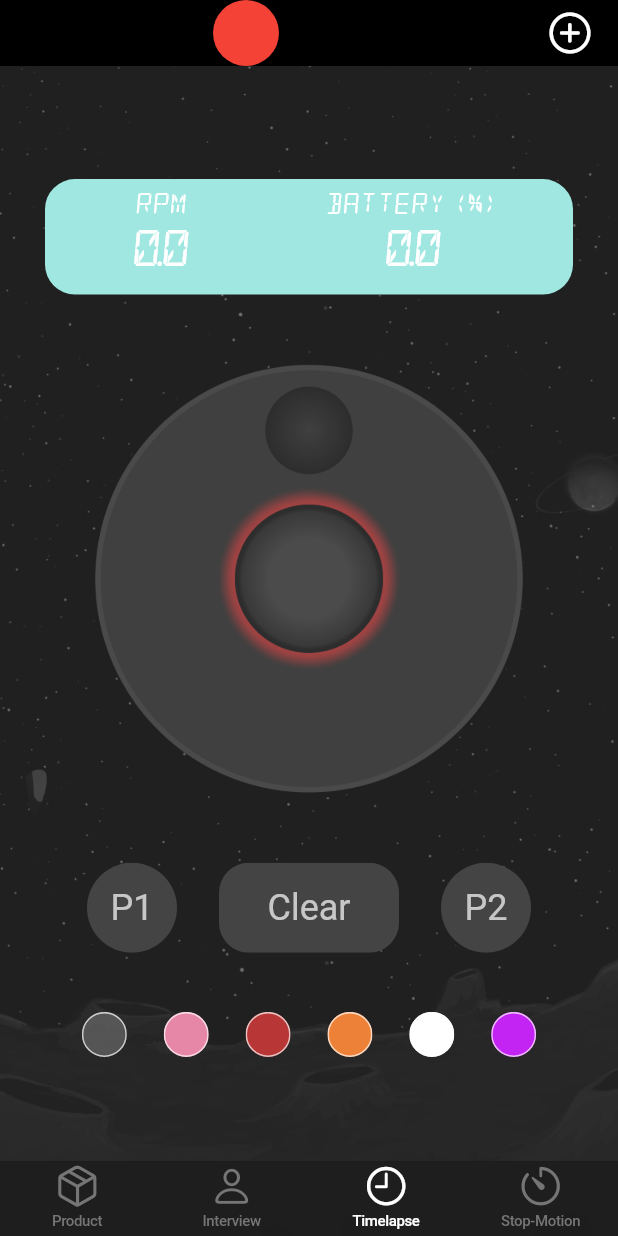
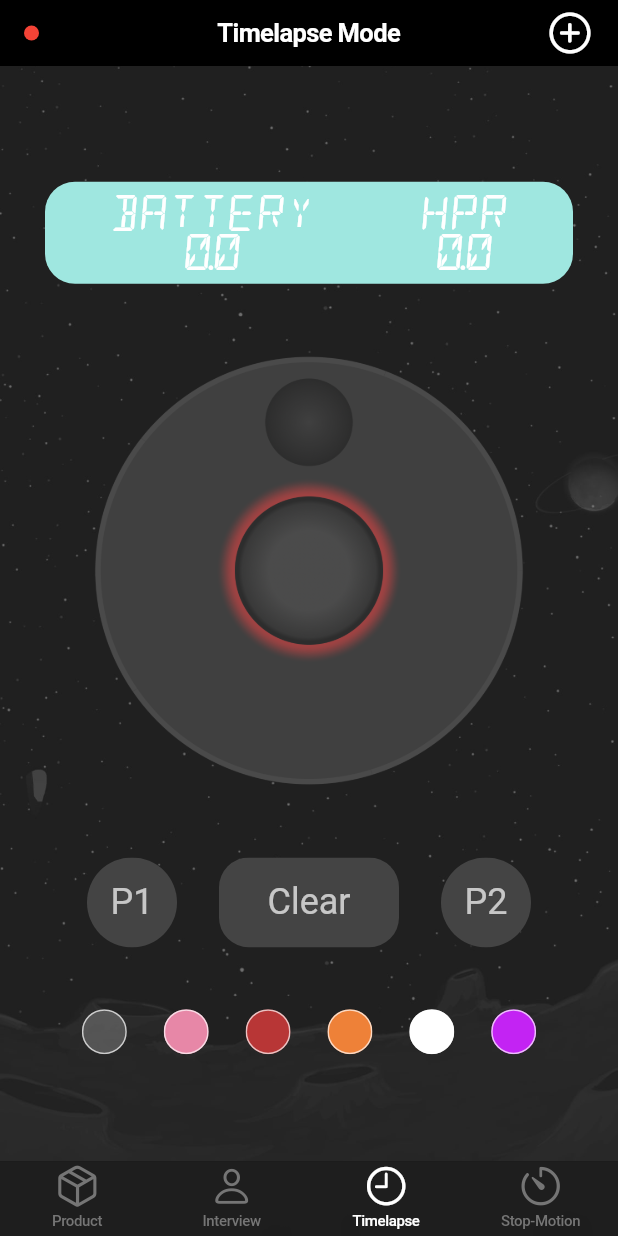
Before and after one commit to A1029384756/orbit_app, a Flutter app: the screen it shows after launch, item 3 of the bottom bar chosen, on a phone screen of 412 x 824 dp. Run offline on Flutter 3.47's test engine with Material 2 defaults, Android fonts, the phone set to English and light mode, and no system bars.

Commit message:
Begin readout rework

```diff
--- a/lib/mode_screens/interviewmode.dart
+++ b/lib/mode_screens/interviewmode.dart
@@ -28,8 +28,10 @@ class InterviewMode extends StatelessWidget {
             mainAxisAlignment: MainAxisAlignment.spaceEvenly,
             children: [
               Consumer<MotorInterface>(
-                builder: (context, value, child) =>
-                    Readout(battery: value.batteryPercent, rpm: value.speed),
+                builder: (context, value, child) => Readout(
+                    mode: value.currentMode,
+                    battery: value.batteryPercent,
+                    rpm: value.speed),
               ),
               Consumer<MotorInterface>(
                 builder: (context, value, child) => Dial(
--- a/lib/mode_screens/productmode.dart
+++ b/lib/mode_screens/productmode.dart
@@ -28,8 +28,10 @@ class ProductMode extends StatelessWidget {
             mainAxisAlignment: MainAxisAlignment.spaceEvenly,
             children: [
               Consumer<MotorInterface>(
-                builder: (context, value, child) =>
-                    Readout(battery: value.batteryPercent, rpm: value.speed),
+                builder: (context, value, child) => Readout(
+                    mode: value.currentMode,
+                    battery: value.batteryPercent,
+                    rpm: value.speed),
               ),
               Consumer<MotorInterface>(
                 builder: (context, value, child) => Dial(
--- a/lib/mode_screens/stopmotionmode.dart
+++ b/lib/mode_screens/stopmotionmode.dart
@@ -27,8 +27,10 @@ class StopmotionMode extends StatelessWidget {
             mainAxisAlignment: MainAxisAlignment.spaceEvenly,
             children: [
               Consumer<MotorInterface>(
-                builder: (context, value, child) =>
-                    Readout(battery: value.batteryPercent, rpm: value.speed),
+                builder: (context, value, child) => Readout(
+                    mode: value.currentMode,
+                    battery: value.batteryPercent,
+                    rpm: value.speed),
               ),
               Consumer<MotorInterface>(
                 builder: (context, value, child) => Dial(
--- a/lib/mode_screens/timelapsemode.dart
+++ b/lib/mode_screens/timelapsemode.dart
@@ -28,8 +28,10 @@ class TimelapseMode extends StatelessWidget {
             mainAxisAlignment: MainAxisAlignment.spaceEvenly,
             children: [
               Consumer<MotorInterface>(
-                builder: (context, value, child) =>
-                    Readout(battery: value.batteryPercent, rpm: value.speed),
+                builder: (context, value, child) => Readout(
+                    mode: value.currentMode,
+                    battery: value.batteryPercent,
+                    rpm: value.speed),
               ),
               Consumer<MotorInterface>(
                 builder: (context, value, child) => Dial(
--- a/lib/ui_elements/connectbutton.dart
+++ b/lib/ui_elements/connectbutton.dart
@@ -18,7 +18,10 @@ class ConnectButton extends StatelessWidget {
         button = const Icon(CupertinoIcons.plus_circle);
         break;
       case ConnectionStatus.connecting:
-        button = const CupertinoActivityIndicator();
+        button = Container(
+          padding: const EdgeInsets.only(right: 7, bottom: 2),
+          child: const CupertinoActivityIndicator(),
+        );
         break;
       case ConnectionStatus.connected:
         button = const Icon(CupertinoIcons.check_mark_circled_solid);
--- a/lib/ui_elements/connectionindicator.dart
+++ b/lib/ui_elements/connectionindicator.dart
@@ -8,10 +8,12 @@ class ConnectionIndicator extends StatelessWidget {
   @override
   Widget build(BuildContext context) {
     return Container(
-        alignment: Alignment.centerLeft,
-        margin: const EdgeInsets.only(right: 100),
-        decoration: BoxDecoration(
-            color: connected ? Colors.green : Colors.red,
-            shape: BoxShape.circle));
+      alignment: Alignment.centerLeft,
+      margin: const EdgeInsets.only(right: 100),
+      decoration: BoxDecoration(
+          color: connected ? Colors.green : Colors.red, shape: BoxShape.circle),
+      width: 10,
+      height: 10,
+    );
   }
 }
--- a/lib/ui_elements/readout.dart
+++ b/lib/ui_elements/readout.dart
@@ -1,13 +1,47 @@
 import 'package:flutter/material.dart';
 
 class Readout extends StatelessWidget {
-  const Readout({Key? key, required this.battery, required this.rpm})
+  const Readout(
+      {Key? key, required this.mode, required this.battery, required this.rpm})
       : super(key: key);
+  final String mode;
   final double battery;
   final double rpm;
 
   @override
   Widget build(BuildContext context) {
+    List<MotorDisplayColumn> displayedInformation = [];
+
+    switch (mode) {
+      case 'Product':
+        displayedInformation = [
+          MotorDisplayColumn(title: 'Battery', element: battery),
+          MotorDisplayColumn(title: 'RPM', element: rpm)
+        ];
+        break;
+      case 'Interview':
+        displayedInformation = [
+          MotorDisplayColumn(title: 'Battery', element: battery),
+          MotorDisplayColumn(title: 'RPM', element: rpm)
+        ];
+        break;
+      case 'Timelapse':
+        displayedInformation = [
+          MotorDisplayColumn(title: 'Battery', element: battery),
+          MotorDisplayColumn(title: 'HPR', element: rpm)
+        ];
+        break;
+      case 'Stop-Motion':
+        displayedInformation = [
+          MotorDisplayColumn(title: 'Battery', element: battery),
+          MotorDisplayColumn(title: 'RPM', element: rpm),
+          MotorDisplayColumn(title: 'Rotation Angle', element: rpm)
+        ];
+        break;
+      default:
+        break;
+    }
+
     return (Material(
       color: Colors.transparent,
       child: Container(
@@ -20,28 +54,7 @@ class Readout extends StatelessWidget {
             child: Row(
               mainAxisAlignment: MainAxisAlignment.spaceAround,
               children: [
-                FittedBox(
-                  fit: BoxFit.fitWidth,
-                  child: Column(children: [
-                    const Text(
-                      'RPM',
-                      style: TextStyle(fontFamily: 'DSEG14Classic'),
-                    ),
-                    TextContainer(text: rpm.toString()),
-                  ]),
-                ),
-                FittedBox(
-                  fit: BoxFit.fitWidth,
-                  child: Column(
-                    children: [
-                      const Text(
-                        'Battery (%)',
-                        style: TextStyle(fontFamily: 'DSEG14Classic'),
-                      ),
-                      TextContainer(text: battery.toString()),
-                    ],
-                  ),
-                )
+                for (MotorDisplayColumn column in displayedInformation) column
               ],
             ),
           ),
@@ -68,3 +81,30 @@ class TextContainer extends StatelessWidget {
     );
   }
 }
+
+class MotorDisplayColumn extends StatelessWidget {
+  const MotorDisplayColumn(
+      {Key? key, required this.title, required this.element})
+      : super(key: key);
+  final TextStyle style =
+      const TextStyle(fontSize: 24, fontFamily: 'DSEG14Classic');
+  final String title;
+  final double element;
+
+  @override
+  Widget build(BuildContext context) {
+    return Column(
+      mainAxisAlignment: MainAxisAlignment.center,
+      children: [
+        Text(
+          title,
+          style: style,
+        ),
+        Text(
+          element.toString(),
+          style: style,
+        )
+      ],
+    );
+  }
+}
```
